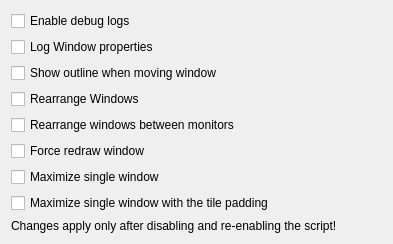
Above: contents/ui/config.ui from ragusa87/kde-tiling-on-drag before the change. Below: the same form after it.
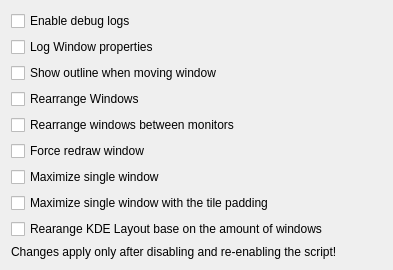
That is the form after the change.

Commit message: Rearrange layouts

```diff
--- a/contents/ui/config.ui
+++ b/contents/ui/config.ui
@@ -80,6 +80,13 @@
     </widget>
    </item>
    <item row="8" column="0">
+    <widget class="QCheckBox" name="kcfg_rearrangeLayout">
+     <property name="text">
+      <string>Rearange KDE Layout base on the amount of windows</string>
+     </property>
+    </widget>
+   </item>
+   <item row="9" column="0">
     <widget class="QLabel" name="label" >
      <property name="text">
       <string>Changes apply only after disabling and re-enabling the script!</string>
```
The commit also changes 6 other files.
